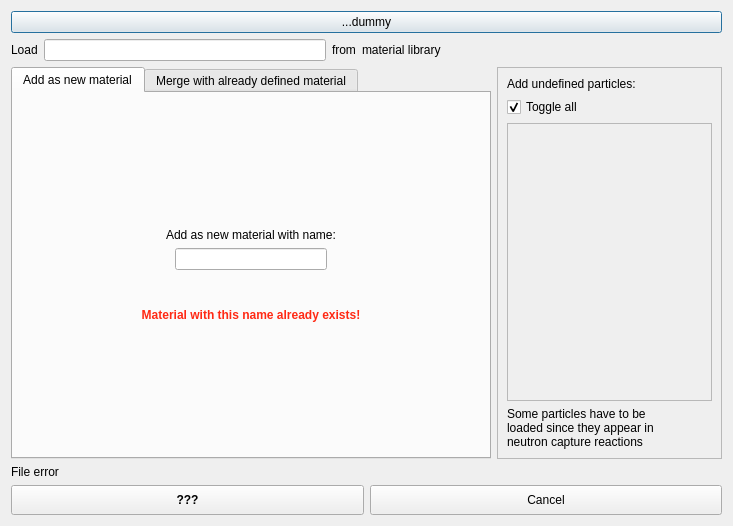
Above: src/gui/DAWindowTools/amaterialloaderdialog.ui from andrmor/ANTS2 before the change. Below: the same form after it.
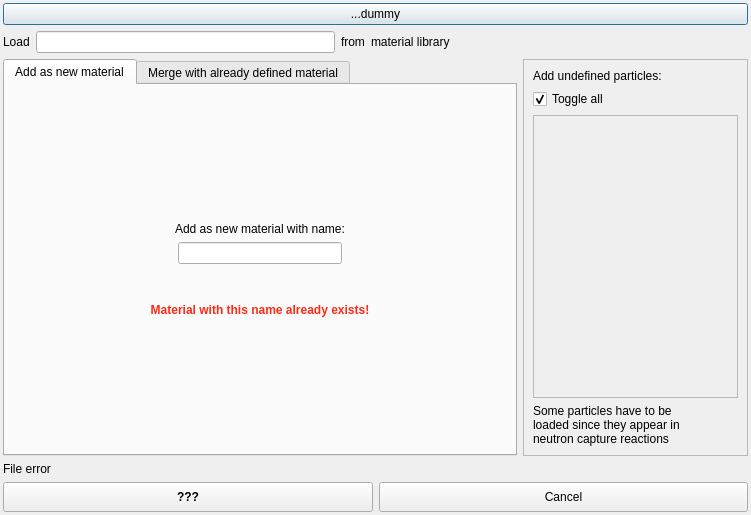
That is the form after the change.

Commit message: add comment handling for merging

Patch:
```diff
--- a/src/gui/DAWindowTools/amaterialloaderdialog.ui
+++ b/src/gui/DAWindowTools/amaterialloaderdialog.ui
@@ -6,14 +6,26 @@
    <rect>
     <x>0</x>
     <y>0</y>
-    <width>733</width>
-    <height>526</height>
+    <width>751</width>
+    <height>515</height>
    </rect>
   </property>
   <property name="windowTitle">
    <string>Dialog</string>
   </property>
   <layout class="QVBoxLayout" name="verticalLayout_3">
+   <property name="leftMargin">
+    <number>3</number>
+   </property>
+   <property name="topMargin">
+    <number>3</number>
+   </property>
+   <property name="rightMargin">
+    <number>3</number>
+   </property>
+   <property name="bottomMargin">
+    <number>3</number>
+   </property>
    <item>
     <widget class="QPushButton" name="pbDummt">
      <property name="text">
@@ -287,7 +299,7 @@
              <x>0</x>
              <y>0</y>
              <width>203</width>
-             <height>247</height>
+             <height>248</height>
             </rect>
            </property>
           </widget>
```
The commit also changes 1 other file.
